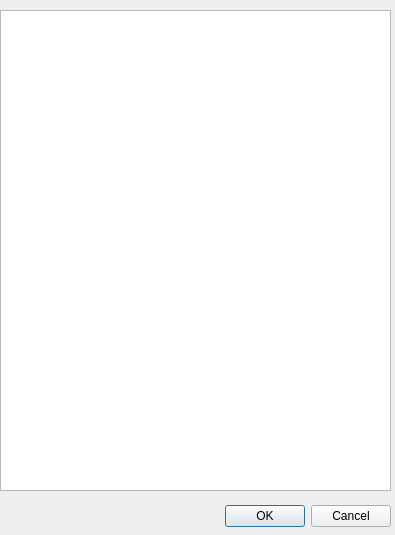
Old version of the form src/logdialog.ui in the repository zpc930/pandoramapper.
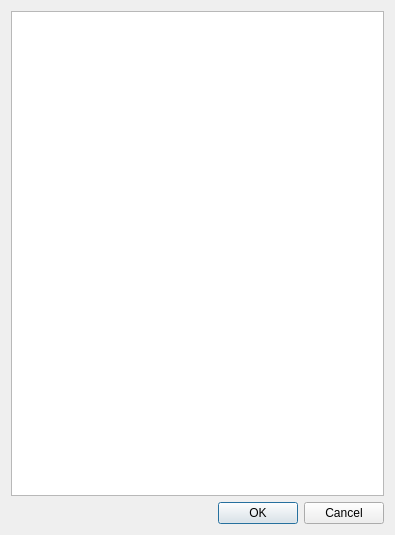
New version of the form.

Commit message: Properly lay out log dialog.

```diff
--- a/src/logdialog.ui
+++ b/src/logdialog.ui
@@ -12,15 +12,12 @@
   <property name="windowTitle" >
    <string>Dialog</string>
   </property>
+  <layout class="QVBoxLayout" >
+   <item>
+    <widget class="QTextBrowser" name="textBrowser" />
+   </item>
+   <item>
   <widget class="QDialogButtonBox" name="buttonBox" >
-   <property name="geometry" >
-    <rect>
-     <x>50</x>
-     <y>500</y>
-     <width>341</width>
-     <height>32</height>
-    </rect>
-   </property>
    <property name="orientation" >
     <enum>Qt::Horizontal</enum>
    </property>
@@ -28,16 +25,8 @@
     <set>QDialogButtonBox::Cancel|QDialogButtonBox::NoButton|QDialogButtonBox::Ok</set>
    </property>
   </widget>
-  <widget class="QTextBrowser" name="textBrowser" >
-   <property name="geometry" >
-    <rect>
-     <x>0</x>
-     <y>10</y>
-     <width>391</width>
-     <height>481</height>
-    </rect>
-   </property>
-  </widget>
+   </item>
+  </layout>
  </widget>
  <resources/>
  <connections>
```
Lines whose indentation alone changed are shown as unchanged.
